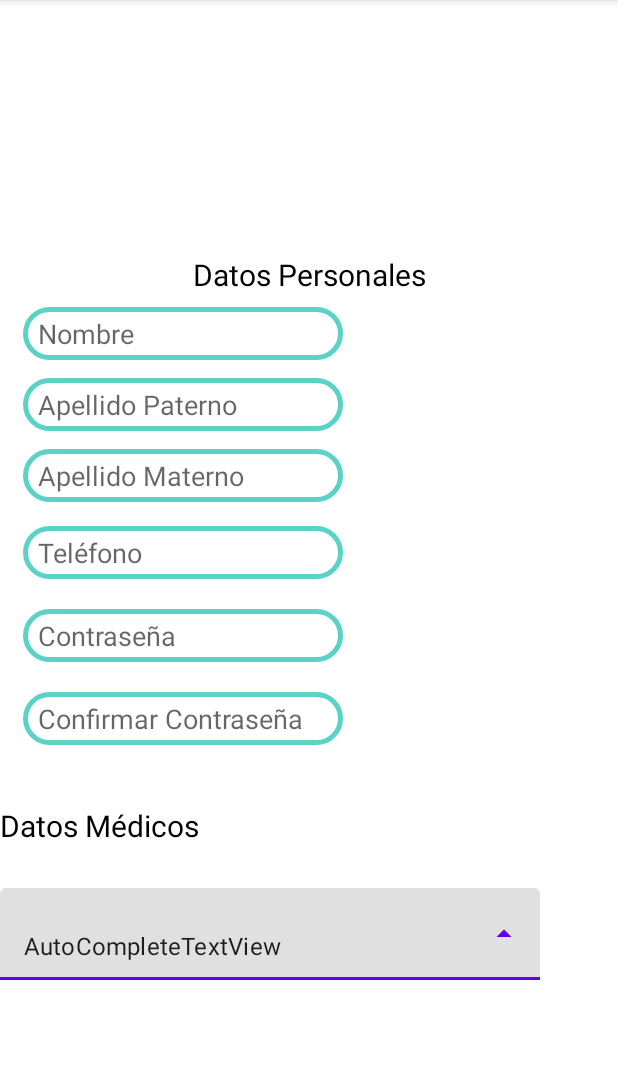
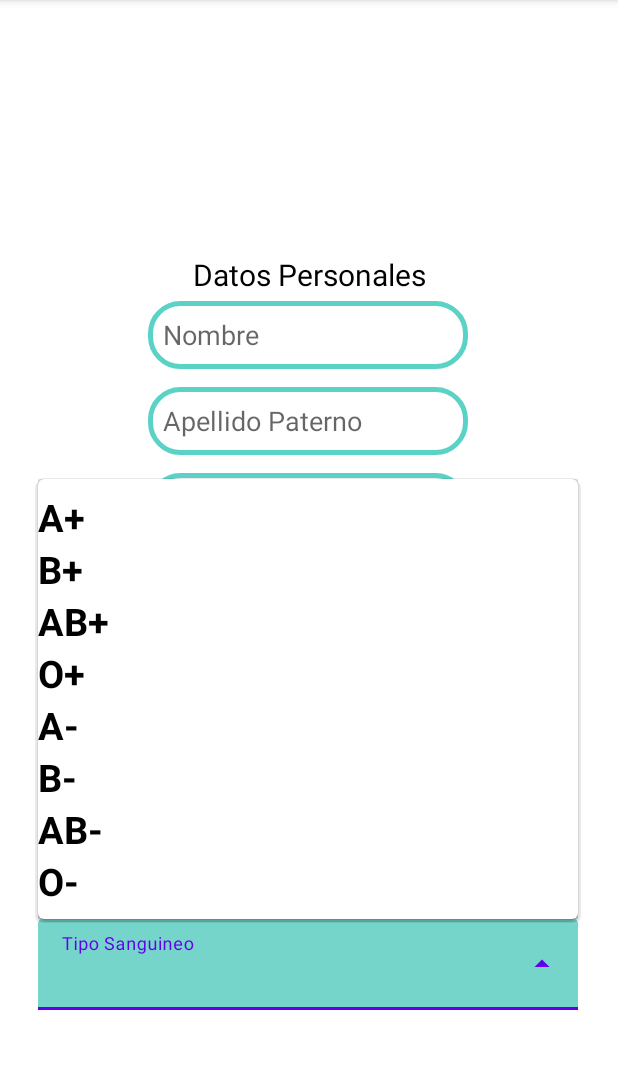
Before and after one commit to HumbertoMorales1234/ProyectoIS, an Android app: the CrearPerfil screen opened directly, with no data from a screen before it, after a tap on an icon or button, on a phone screen of 412 x 824 dp, the part 84-1153 px from its top. Run offline under Robolectric (Android 15) with nearby library versions, the phone set to English and light mode, and no system bars.

Commit message:
Ajuste DropBox - TipoSanguíneo CrearPerfil.kt

```diff
--- a/app/src/main/java/com/example/proyectois/CrearPerfil.kt
+++ b/app/src/main/java/com/example/proyectois/CrearPerfil.kt
@@ -3,14 +3,24 @@ package com.example.proyectois
 import android.content.Intent
 import androidx.appcompat.app.AppCompatActivity
 import android.os.Bundle
+import android.widget.ArrayAdapter
+import android.widget.AutoCompleteTextView
 import android.widget.Button
+
 
 class CrearPerfil : AppCompatActivity() {
 
         lateinit var salir : Button;
+        lateinit var arregloSangres : AutoCompleteTextView;
+
     override fun onCreate(savedInstanceState: Bundle?) {
         super.onCreate(savedInstanceState)
         setContentView(R.layout.activity_crear_perfil)
+
+        val sangres = resources.getStringArray(R.array.tiposSanguineos);
+        val arrayAdapter = ArrayAdapter(this, R.layout.dropdown_tipos_sanguineos, sangres)
+        arregloSangres= findViewById(R.id.seleccionSanguineoCreaP)
+        arregloSangres.setAdapter(arrayAdapter);
 
         salir = findViewById(R.id.salirCrear);
         salir.setOnClickListener{
--- a/app/src/main/res/layout/activity_crear_perfil.xml
+++ b/app/src/main/res/layout/activity_crear_perfil.xml
@@ -10,54 +10,12 @@
     <ScrollView
         android:layout_width="match_parent"
         android:layout_height="match_parent"
-        tools:layout_editor_absoluteX="-194dp"
-        tools:layout_editor_absoluteY="-34dp">
+        tools:layout_editor_absoluteX="0dp"
+        tools:layout_editor_absoluteY="-55dp">
 
         <androidx.constraintlayout.widget.ConstraintLayout
             android:layout_width="match_parent"
             android:layout_height="wrap_content">
-
-            <EditText
-                android:id="@+id/nombre_CreaP"
-                android:layout_width="wrap_content"
-                android:layout_height="35dp"
-                android:layout_marginTop="8dp"
-                android:background="@drawable/estilo_edit_text"
-                android:ems="10"
-                android:hint="  Nombre"
-                android:inputType="textPersonName"
-                app:layout_constraintEnd_toEndOf="parent"
-                app:layout_constraintHorizontal_bias="0.077"
-                app:layout_constraintStart_toStartOf="parent"
-                app:layout_constraintTop_toBottomOf="@+id/textView3" />
-
-            <EditText
-                android:id="@+id/apellidoP_CreaP"
-                android:layout_width="wrap_content"
-                android:layout_height="35dp"
-                android:layout_marginTop="12dp"
-                android:background="@drawable/estilo_edit_text"
-                android:ems="10"
-                android:hint="  Apellido Paterno"
-                android:inputType="textPersonName"
-                app:layout_constraintEnd_toEndOf="parent"
-                app:layout_constraintHorizontal_bias="0.077"
-                app:layout_constraintStart_toStartOf="parent"
-                app:layout_constraintTop_toBottomOf="@+id/nombre_CreaP" />
-
-            <EditText
-                android:id="@+id/apellidoM_CreaP"
-                android:layout_width="wrap_content"
-                android:layout_height="35dp"
-                android:layout_marginTop="12dp"
-                android:background="@drawable/estilo_edit_text"
-                android:ems="10"
-                android:hint="  Apellido Materno"
-                android:inputType="textPersonName"
-                app:layout_constraintEnd_toEndOf="parent"
-                app:layout_constraintHorizontal_bias="0.077"
-                app:layout_constraintStart_toStartOf="parent"
-                app:layout_constraintTop_toBottomOf="@+id/apellidoP_CreaP" />
 
             <ImageView
                 android:id="@+id/LogoEsalud"
@@ -70,46 +28,88 @@
                 tools:srcCompat="@tools:sample/avatars" />
 
             <EditText
+                android:id="@+id/ConfirmaContraseña_CreaP"
+                android:layout_width="wrap_content"
+                android:layout_height="45dp"
+                android:layout_marginTop="12dp"
+                android:background="@drawable/estilo_edit_text"
+                android:ems="10"
+                android:hint="  Confirmar Contraseña"
+                android:inputType="textPassword"
+                app:layout_constraintEnd_toEndOf="parent"
+                app:layout_constraintHorizontal_bias="0.497"
+                app:layout_constraintStart_toStartOf="parent"
+                app:layout_constraintTop_toBottomOf="@+id/Clave_CreaP" />
+
+            <EditText
+                android:id="@+id/apellidoP_CreaP"
+                android:layout_width="wrap_content"
+                android:layout_height="45dp"
+                android:layout_marginTop="12dp"
+                android:background="@drawable/estilo_edit_text"
+                android:ems="10"
+                android:hint="  Apellido Paterno"
+                android:inputType="textPersonName"
+                app:layout_constraintEnd_toEndOf="parent"
+                app:layout_constraintHorizontal_bias="0.497"
+                app:layout_constraintStart_toStartOf="parent"
+                app:layout_constraintTop_toBottomOf="@+id/nombre_CreaP" />
+
+            <EditText
+                android:id="@+id/apellidoM_CreaP"
+                android:layout_width="wrap_content"
+                android:layout_height="45dp"
+                android:layout_marginTop="12dp"
+                android:background="@drawable/estilo_edit_text"
+                android:ems="10"
+                android:hint="  Apellido Materno"
+                android:inputType="textPersonName"
+                app:layout_constraintEnd_toEndOf="parent"
+                app:layout_constraintHorizontal_bias="0.497"
+                app:layout_constraintStart_toStartOf="parent"
+                app:layout_constraintTop_toBottomOf="@+id/apellidoP_CreaP" />
+
+            <EditText
                 android:id="@+id/telefono_CreaP"
                 android:layout_width="wrap_content"
-                android:layout_height="35dp"
-                android:layout_marginTop="16dp"
+                android:layout_height="45dp"
+                android:layout_marginTop="12dp"
                 android:background="@drawable/estilo_edit_text"
                 android:ems="10"
                 android:hint="  Teléfono"
                 android:inputType="phone"
                 app:layout_constraintEnd_toEndOf="parent"
-                app:layout_constraintHorizontal_bias="0.077"
+                app:layout_constraintHorizontal_bias="0.497"
                 app:layout_constraintStart_toStartOf="parent"
                 app:layout_constraintTop_toBottomOf="@+id/apellidoM_CreaP" />
 
             <EditText
                 android:id="@+id/Clave_CreaP"
                 android:layout_width="wrap_content"
-                android:layout_height="35dp"
-                android:layout_marginTop="20dp"
+                android:layout_height="45dp"
+                android:layout_marginTop="12dp"
                 android:background="@drawable/estilo_edit_text"
                 android:ems="10"
                 android:hint="  Contraseña"
                 android:inputType="textPassword"
                 app:layout_constraintEnd_toEndOf="parent"
-                app:layout_constraintHorizontal_bias="0.077"
+                app:layout_constraintHorizontal_bias="0.497"
                 app:layout_constraintStart_toStartOf="parent"
                 app:layout_constraintTop_toBottomOf="@+id/telefono_CreaP" />
 
             <EditText
-                android:id="@+id/ConfirmaContraseña_CreaP"
+                android:id="@+id/nombre_CreaP"
                 android:layout_width="wrap_content"
-                android:layout_height="35dp"
-                android:layout_marginTop="20dp"
+                android:layout_height="45dp"
+                android:layout_marginTop="4dp"
                 android:background="@drawable/estilo_edit_text"
                 android:ems="10"
-                android:hint="  Confirmar Contraseña"
-                android:inputType="textPassword"
+                android:hint="  Nombre"
+                android:inputType="textPersonName"
                 app:layout_constraintEnd_toEndOf="parent"
-                app:layout_constraintHorizontal_bias="0.077"
+                app:layout_constraintHorizontal_bias="0.497"
                 app:layout_constraintStart_toStartOf="parent"
-                app:layout_constraintTop_toBottomOf="@+id/Clave_CreaP" />
+                app:layout_constraintTop_toBottomOf="@+id/textView3" />
 
             <TextView
                 android:id="@+id/textView3"
@@ -128,12 +128,14 @@
                 android:id="@+id/textView4"
                 android:layout_width="wrap_content"
                 android:layout_height="wrap_content"
-                android:layout_marginTop="40dp"
+                android:layout_marginTop="28dp"
                 android:text="Datos Médicos"
                 android:textColor="@color/black"
                 android:textSize="20dp"
-                app:layout_constraintTop_toBottomOf="@+id/ConfirmaContraseña_CreaP"
-                tools:layout_editor_absoluteX="141dp" />
+                app:layout_constraintEnd_toEndOf="parent"
+                app:layout_constraintHorizontal_bias="0.498"
+                app:layout_constraintStart_toStartOf="parent"
+                app:layout_constraintTop_toBottomOf="@+id/ConfirmaContraseña_CreaP" />
 
             <Button
                 android:id="@+id/salirCrear"
@@ -166,16 +168,23 @@
                 style="@style/Widget.MaterialComponents.TextInputLayout.FilledBox.Dense.ExposedDropdownMenu"
                 android:layout_width="360dp"
                 android:layout_height="61dp"
-                android:layout_marginTop="28dp"
-                app:layout_constraintTop_toBottomOf="@+id/textView4"
-                tools:layout_editor_absoluteX="28dp">
+                android:layout_marginTop="24dp"
+                app:layout_constraintEnd_toEndOf="parent"
+                app:layout_constraintHorizontal_bias="0.489"
+                app:layout_constraintStart_toStartOf="parent"
+                app:layout_constraintTop_toBottomOf="@+id/textView4">
 
                 <AutoCompleteTextView
-                    android:id="@+id/autoCompleteTextView"
+                    android:id="@+id/seleccionSanguineoCreaP"
                     android:layout_width="match_parent"
                     android:layout_height="61dp"
                     android:layout_weight="1"
-                    android:text="AutoCompleteTextView" />
+                    android:backgroundTint="#5AD2C6"
+                    android:inputType="none"
+                    android:text=""
+                    android:hint="Tipo Sanguineo"
+                    android:textColor="@color/white"
+                    android:textSize="20dp" />
             </com.google.android.material.textfield.TextInputLayout>
 
         </androidx.constraintlayout.widget.ConstraintLayout>
--- /dev/null
+++ b/app/src/main/res/layout/dropdown_tipos_sanguineos.xml
@@ -0,0 +1,9 @@
+<TextView
+        android:id="@+id/textView2"
+        android:layout_width="match_parent"
+        android:layout_height="wrap_content"
+        android:text="TextView"
+        android:textColor="@color/black"
+        android:textSize="25dp"
+        android:textStyle="bold"
+        xmlns:android="http://schemas.android.com/apk/res/android"/>
--- a/app/src/main/res/values/strings.xml
+++ b/app/src/main/res/values/strings.xml
@@ -10,4 +10,14 @@
     <string name="hello_first_fragment">Hello first fragment</string>
     <string name="hello_second_fragment">Hello second fragment. Arg: %1$s</string>
     <string name="title_activity_login">LoginActivity</string>
+    <string-array name="tiposSanguineos">
+        <item>A+</item>
+        <item>B+</item>
+        <item>AB+</item>
+        <item>O+</item>
+        <item>A-</item>
+        <item>B-</item>
+        <item>AB-</item>
+        <item>O-</item>
+    </string-array>
 </resources>
```
